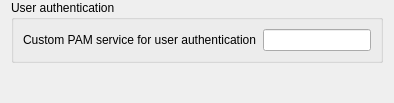
The window that hamonize-admin/plugins/platform/linux/LinuxPlatformConfigurationPage.ui (hamonikr/hamonize) describes before a commit, drawn with Qt 5.
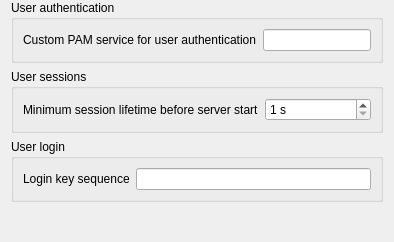
The same window after the commit. Icons and pictures are not drawn.

```diff
--- a/hamonize-admin/plugins/platform/linux/LinuxPlatformConfigurationPage.ui
+++ b/hamonize-admin/plugins/platform/linux/LinuxPlatformConfigurationPage.ui
@@ -39,6 +39,54 @@
      </layout>
     </widget>
    </item>
+   <item>
+    <widget class="QGroupBox" name="groupBox_2">
+     <property name="title">
+      <string>User sessions</string>
+     </property>
+     <layout class="QGridLayout" name="gridLayout_2">
+      <item row="1" column="0">
+       <widget class="QLabel" name="label_3">
+        <property name="text">
+         <string>Minimum session lifetime before server start</string>
+        </property>
+       </widget>
+      </item>
+      <item row="1" column="1">
+       <widget class="QSpinBox" name="minimumUserSessionLifetime">
+        <property name="suffix">
+         <string notr="true"> s</string>
+        </property>
+        <property name="minimum">
+         <number>1</number>
+        </property>
+        <property name="maximum">
+         <number>60</number>
+        </property>
+       </widget>
+      </item>
+     </layout>
+    </widget>
+   </item>
+   <item>
+    <widget class="QGroupBox" name="groupBox_3">
+     <property name="title">
+      <string>User login</string>
+     </property>
+     <layout class="QHBoxLayout" name="horizontalLayout">
+      <item>
+       <widget class="QLabel" name="label_2">
+        <property name="text">
+         <string>Login key sequence</string>
+        </property>
+       </widget>
+      </item>
+      <item>
+       <widget class="QLineEdit" name="userLoginKeySequence"/>
+      </item>
+     </layout>
+    </widget>
+   </item>
    <item>
     <spacer name="verticalSpacer">
      <property name="orientation">
```
